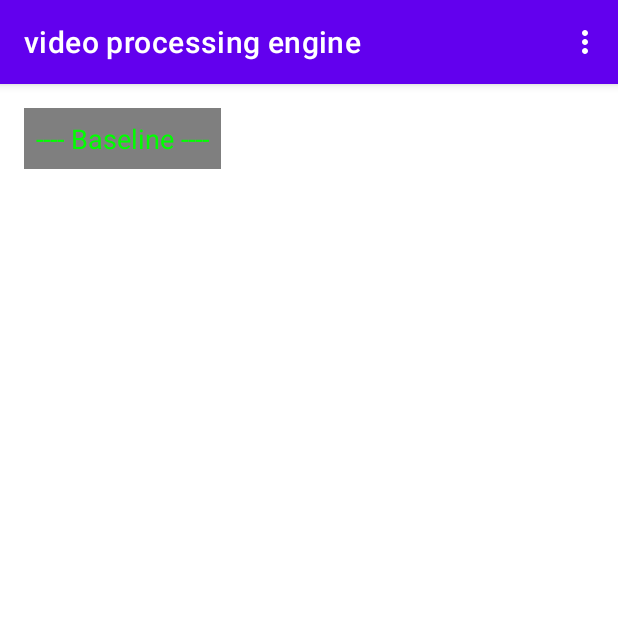
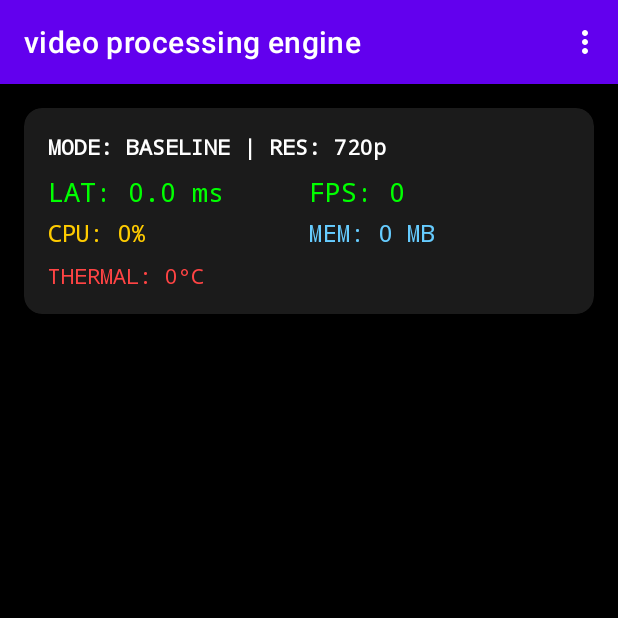
Before and after one commit to dipeshkant0/Accelerated-Mobile-Video-Processing-Engine, an Android app: the screen it shows after launch (MainActivity), on a phone screen of 412 x 824 dp, the top half of it. Run offline under Robolectric (Android 15) with nearby library versions, the light colour scheme and no system bars; libraries missing offline, so code that uses them is left out: androidx.camera.core, androidx.camera.lifecycle; 3 statements that could not run were skipped.

Commit message:
Update UI and added temperature data

```diff
--- a/app/src/main/java/com/example/videoprocessingengine/MainActivity.kt
+++ b/app/src/main/java/com/example/videoprocessingengine/MainActivity.kt
@@ -1,9 +1,12 @@
 package com.example.videoprocessingengine
 
 import android.Manifest
+import android.content.Intent
+import android.content.IntentFilter
 import android.content.pm.PackageManager
 import android.graphics.Bitmap
 import android.graphics.Matrix
+import android.os.BatteryManager
 import androidx.appcompat.app.AppCompatActivity
 import android.os.Bundle
 import androidx.activity.result.contract.ActivityResultContracts
@@ -29,6 +32,7 @@ class MainActivity : AppCompatActivity() {
     private var memoryUsage = 0
     private var lastCpuTime = 0L
     private var lastRealTime = 0L
+    private var tempInCelsius = 0.0
 
     enum class ProcessingMode { BASELINE, SIMD, GPU, HYBRID }
     private var currentMode = ProcessingMode.BASELINE
@@ -105,6 +109,12 @@ class MainActivity : AppCompatActivity() {
                 val width = imageProxy.width
                 val height = imageProxy.height
 
+                //Fetch Temperature
+                val intentFilter = IntentFilter(Intent.ACTION_BATTERY_CHANGED)
+                val batteryStatus = registerReceiver(null, intentFilter)
+                val temp = batteryStatus?.getIntExtra(BatteryManager.EXTRA_TEMPERATURE, 0) ?: 0
+                tempInCelsius = temp / 10.0
+
                 val currentTimestamp = System.currentTimeMillis()
                 val currentCpuTime = android.os.Debug.threadCpuTimeNanos()
 
@@ -123,12 +133,12 @@ class MainActivity : AppCompatActivity() {
                     val realDiff = timeInterval * 1_000_000L
                     cpuUsage = (cpuDiff.toDouble() / realDiff.toDouble()) * 100.0
 
+                    // Fetch Memory data
                     val memInfo = android.app.ActivityManager.MemoryInfo()
                     val actManager = getSystemService(ACTIVITY_SERVICE) as android.app.ActivityManager
                     actManager.getMemoryInfo(memInfo)
                     val pid = android.os.Process.myPid()
                     val processMemoryInfo = actManager.getProcessMemoryInfo(intArrayOf(pid))[0]
-
                     memoryUsage = processMemoryInfo.totalPss / 1024
 
                     frameCount = 0
@@ -152,19 +162,23 @@ class MainActivity : AppCompatActivity() {
                     imageProxy.planes[1].rowStride,
                     imageProxy.planes[1].pixelStride
                 )
+                rgbaBuffer!!.rewind()
 
-                rgbaBuffer!!.rewind()
                 val bitmap = Bitmap.createBitmap(width, height, Bitmap.Config.ARGB_8888)
                 bitmap.copyPixelsFromBuffer(rgbaBuffer!!)
 
-//                val matrix = Matrix().apply{ postRotate(90F)}
-//                val rotatedBitmap = Bitmap.createBitmap(bitmap, 0, 0, bitmap.width, bitmap.height, matrix, true)
-
                 runOnUiThread {
-
+                    // render Frame
+                    binding.processedImageView.rotation = 90f
                     binding.processedImageView.setImageBitmap(bitmap)
                     frameCount++
-                    binding.latencyText.text = String.format("---- Baseline ----\nResolution: %d\n Latency: %.2f ms\nFPS: %.2f\nCPU: %.1f%%\nMemory Usage: %d MB",targetHeight,latency, fps, cpuUsage, memoryUsage)
+                    //update data
+                    binding.modeLabel.text = "MODE: ${currentMode.name} | RES: ${targetHeight}p"
+                    binding.latencyVal.text = String.format("LAT: %.1f ms", latency)
+                    binding.fpsVal.text = String.format("FPS: %.1f", fps)
+                    binding.cpuVal.text = String.format("CPU: %.0f%%", cpuUsage)
+                    binding.memVal.text = "MEM: ${memoryUsage}MB"
+                    binding.tempVal.text = String.format("THERMAL: %.1f°C", tempInCelsius)
                 }
                 imageProxy.close()
             }
--- a/app/src/main/res/layout/activity_main.xml
+++ b/app/src/main/res/layout/activity_main.xml
@@ -3,26 +3,93 @@
     xmlns:android="http://schemas.android.com/apk/res/android"
     xmlns:app="http://schemas.android.com/apk/res-auto"
     android:layout_width="match_parent"
-    android:layout_height="match_parent">
+    android:layout_height="match_parent"
+    android:background="#000000">
+
+    <androidx.cardview.widget.CardView
+        android:id="@+id/dashboardCard"
+        android:layout_width="match_parent"
+        android:layout_height="wrap_content"
+        android:layout_margin="16dp"
+        app:cardBackgroundColor="#CC222222"
+        app:cardCornerRadius="12dp"
+        app:cardElevation="8dp"
+        app:layout_constraintTop_toTopOf="parent">
+
+        <GridLayout
+            android:layout_width="match_parent"
+            android:layout_height="wrap_content"
+            android:columnCount="2"
+            android:padding="16dp"
+            android:rowCount="3">
+
+            <TextView
+                android:id="@+id/modeLabel"
+                android:layout_columnSpan="2"
+                android:layout_marginBottom="8dp"
+                android:fontFamily="monospace"
+                android:text="MODE: BASELINE | RES: 720p"
+                android:textColor="#FFFFFF"
+                android:textSize="14sp"
+                android:textStyle="bold" />
+
+            <TextView
+                android:id="@+id/latencyVal"
+                android:layout_width="0dp"
+                android:layout_columnWeight="1"
+                android:fontFamily="monospace"
+                android:text="LAT: 0.0 ms"
+                android:textColor="#00FF00"
+                android:textSize="18sp" />
+
+            <TextView
+                android:id="@+id/fpsVal"
+                android:layout_width="0dp"
+                android:layout_columnWeight="1"
+                android:fontFamily="monospace"
+                android:text="FPS: 0"
+                android:textColor="#00FF00"
+                android:textSize="18sp" />
+
+            <TextView
+                android:id="@+id/cpuVal"
+                android:layout_width="0dp"
+                android:layout_columnWeight="1"
+                android:layout_marginTop="4dp"
+                android:fontFamily="monospace"
+                android:text="CPU: 0%"
+                android:textColor="#FFCC00"
+                android:textSize="16sp" />
+
+            <TextView
+                android:id="@+id/memVal"
+                android:layout_width="0dp"
+                android:layout_columnWeight="1"
+                android:layout_marginTop="4dp"
+                android:fontFamily="monospace"
+                android:text="MEM: 0 MB"
+                android:textColor="#66CCFF"
+                android:textSize="16sp" />
+
+            <TextView
+                android:id="@+id/tempVal"
+                android:layout_columnSpan="2"
+                android:layout_marginTop="8dp"
+                android:fontFamily="monospace"
+                android:text="THERMAL: 0°C"
+                android:textColor="#FF4444"
+                android:textSize="14sp" />
+        </GridLayout>
+    </androidx.cardview.widget.CardView>
 
     <ImageView
         android:id="@+id/processedImageView"
-        android:layout_width="match_parent"
-        android:layout_height="match_parent"
-        android:scaleType="centerCrop"/>
-
-    <TextView
-        android:id="@+id/latencyText"
-        android:layout_width="wrap_content"
-        android:layout_height="wrap_content"
-        android:text="---- Baseline ----"
-        android:textColor="#00FF00"
-        android:textSize="18sp"
-        android:background="#80000000"
-        android:padding="8dp"
-        app:layout_constraintTop_toTopOf="parent"
+        android:layout_width="0dp"
+        android:layout_height="0dp"
+        android:scaleType="centerCrop"
+        app:layout_constraintBottom_toBottomOf="parent"
+        app:layout_constraintEnd_toEndOf="parent"
         app:layout_constraintStart_toStartOf="parent"
-        android:layout_margin="16dp" />
-
+        app:layout_constraintTop_toBottomOf="@id/dashboardCard" />
 
 </androidx.constraintlayout.widget.ConstraintLayout>
```
